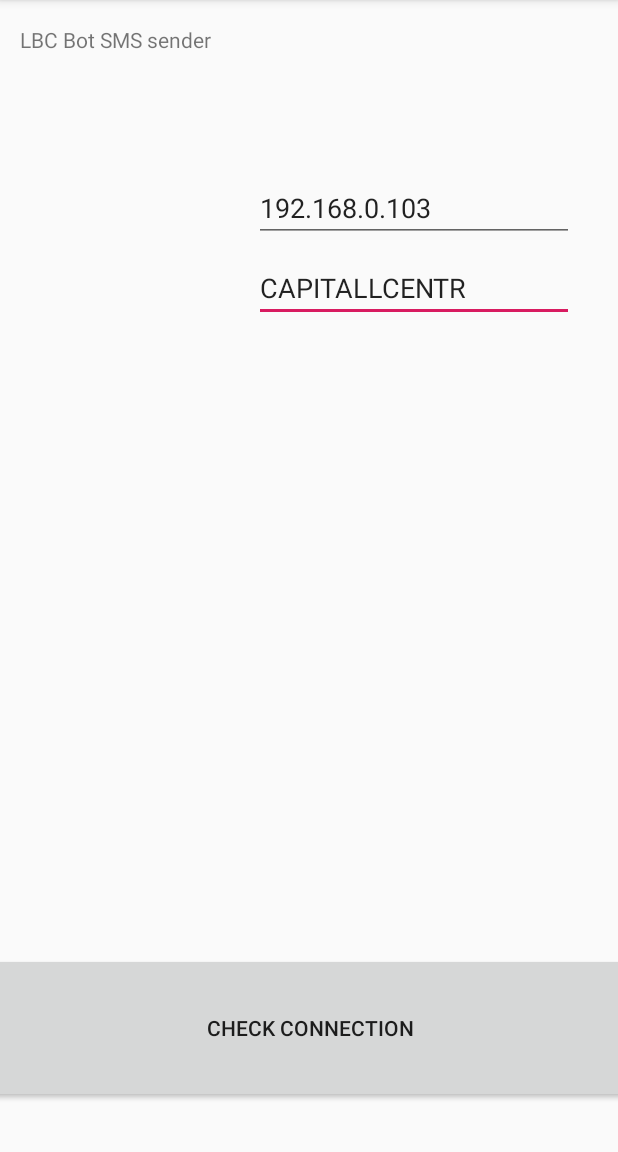
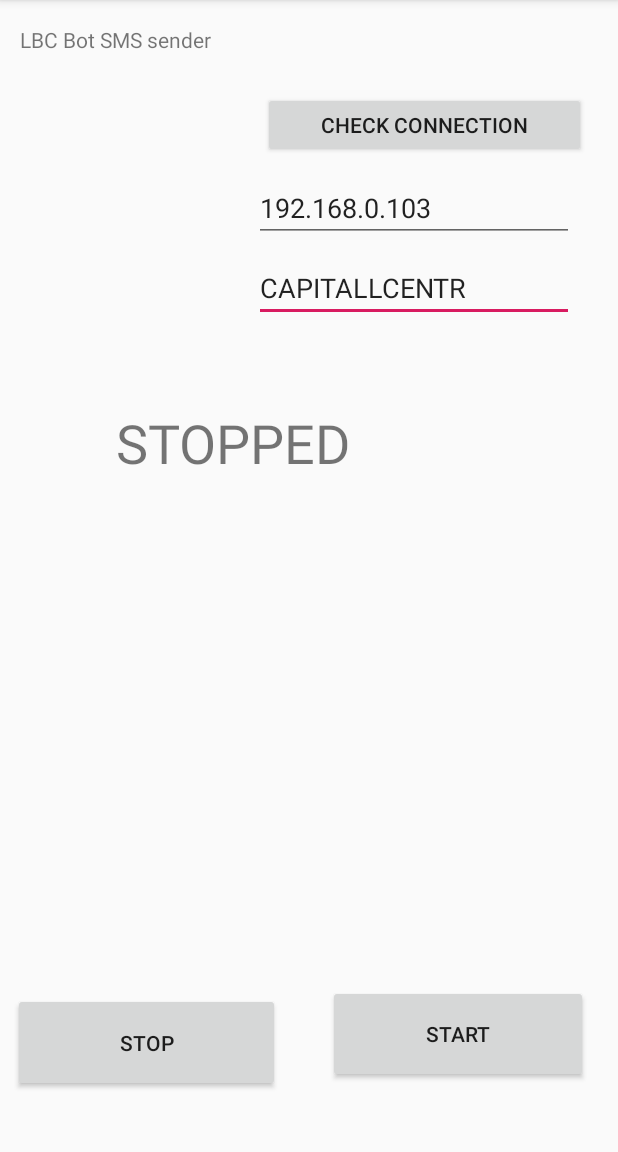
Before and after one commit to denbrown2003/Sms-Reader, an Android app: the screen it shows after launch (MainActivity), after a tap on "CHECK CONNECTION", on a phone screen of 412 x 824 dp, the part 84-1236 px from its top. Run offline under Robolectric (Android 15) with nearby library versions, the phone set to English and light mode, and no system bars; libraries missing offline, so code that uses them is left out: com.apptakk.http_request; 1 statement that could not run was skipped.

Commit message:
cerate new methods

```diff
--- a/app/build.gradle
+++ b/app/build.gradle
@@ -28,4 +28,5 @@ dependencies {
     testImplementation 'junit:junit:4.12'
     androidTestImplementation 'androidx.test:runner:1.1.1'
     androidTestImplementation 'androidx.test.espresso:espresso-core:3.1.1'
+    implementation 'com.google.android.material:material:1.0.0'
 }
--- a/app/src/main/java/com/example/myapplication/MainActivity.java
+++ b/app/src/main/java/com/example/myapplication/MainActivity.java
@@ -11,6 +11,7 @@ import android.telephony.SmsMessage;
 import android.util.Log;
 import android.view.View;
 import android.widget.EditText;
+import android.widget.TextView;
 import android.widget.Toast;
 import androidx.appcompat.app.AppCompatActivity;
 import androidx.core.app.ActivityCompat;
@@ -28,15 +29,12 @@ import java.util.concurrent.TimeUnit;
 
 
 
+
 class NewThread implements Runnable{
     public void run(){
         while(true) {
 
-
-
             System.out.println("thread is running...");
-
-
 
             try {
                 TimeUnit.SECONDS.sleep(10); }
@@ -44,6 +42,7 @@ class NewThread implements Runnable{
                 Thread.currentThread().interrupt(); }
         }
     }
+
 }
 
 public class MainActivity extends AppCompatActivity {
@@ -59,6 +58,9 @@ public class MainActivity extends AppCompatActivity {
     BufferedReader bufferedReader;
     Handler handler = new Handler();
     String message_from_server;
+    Thread checker;
+
+
 
 
     public static Object[] add(Object[] arr, Object... elements){
@@ -162,7 +164,7 @@ public class MainActivity extends AppCompatActivity {
                         Object[] objArr = add(sms_arr, text);
                         sms_arr = objArr;
                         Log.i("log", text);
-                        SendSocket(text);
+                        SendSocket(text, 4444);
 
                     }
                 }
@@ -176,27 +178,72 @@ public class MainActivity extends AppCompatActivity {
     }
 
     public void onMyButtonClick(View view) {
-        SendSocket("Connect OK");
+        SendSocket("Connect OK", 4444);
         Toast.makeText(this, "fffff", Toast.LENGTH_SHORT).show();
-        NewThread thread_1 = new NewThread();
-        Thread t1 =new Thread(thread_1);
-        t1.start();
+
     }
 
-    public void SendSocket(final String text){
+    public void StartButton(View view) {
+        System.out.println("Button start");
+        SendSocket("start", 4443);
+
+        try { TimeUnit.SECONDS.sleep(2); }
+        catch (
+            InterruptedException ex) {
+            Thread.currentThread().interrupt(); }
+
+        Runnable cmd_sender = new Runnable() {
+            @Override
+            public void run(){
+                while (true) {
+                     while(!Thread.currentThread().isInterrupted()) {
+
+                        System.out.println("thread is running...");
+                        SendSocket("check", 4443);
+
+                        try {
+                            TimeUnit.SECONDS.sleep(10);
+                        } catch (InterruptedException ex) {
+                            Thread.currentThread().interrupt();
+                        }
+                    }
+                }
+        }};
+
+
+        checker = new Thread(cmd_sender);
+        checker.start();
+
+        TextView status = (TextView) findViewById(R.id.textView2);
+        status.setText("Running");
+
+    }
+
+    public void StopButton(View view) {
+        System.out.println("Button stop");
+        SendSocket("stop", 4443);
+        checker.interrupt();
+        TextView status = (TextView) findViewById(R.id.textView2);
+        status.setText("Stopped");
+
+    }
+
+
+    public void SendSocket(final String text, final int port){
         Runnable runnable = new Runnable() {
             @Override
             public void run() {
                 try{
                     System.out.println(Arrays.toString(sms_arr));
 
-                    final EditText edit =  (EditText) findViewById(R.id.editText);
-                    String host = (String) edit.getText().toString();
+                    final EditText edit = findViewById(R.id.editText);
+                    String host = edit.getText().toString();
 
-                    final EditText edit2 =  (EditText) findViewById(R.id.editText2);
-                    String username = (String) edit2.getText().toString();
+                    final EditText edit2 =  findViewById(R.id.editText2);
+                    String username = edit2.getText().toString();
 
-                    s = new Socket(host , 4444);
+                    s = new Socket(host , port);
+
                     dos = new DataOutputStream(s.getOutputStream());
 
                     String message = "us:"+username+";"+text+";end#";
@@ -204,18 +251,22 @@ public class MainActivity extends AppCompatActivity {
                     dos.writeUTF(message);
 
                     dis = new DataInputStream(s.getInputStream());
+
                     message_from_server = dis.readUTF();
+
 
                     handler.post(new Runnable() {
                         @Override
                         public void run() {
                             Toast.makeText(getApplicationContext(),"msg"+message_from_server, Toast.LENGTH_SHORT).show();
+
                         }
                     });
 
-
                     dos.close();
                     s.close();
+
+
 
                 }catch (IOException e){
                     e.printStackTrace();
@@ -235,6 +286,7 @@ public class MainActivity extends AppCompatActivity {
 
             }};
 
+
         Thread thread = new Thread(runnable);
         thread.start(); }
 
--- a/app/src/main/res/layout/activity_main.xml
+++ b/app/src/main/res/layout/activity_main.xml
@@ -8,15 +8,16 @@
 
     <Button
         android:id="@+id/Button1"
-        android:layout_width="700px"
-        android:layout_height="150px"
+        android:layout_width="215dp"
+        android:layout_height="44dp"
         android:onClick="onMyButtonClick"
         android:text="Check connection"
         app:layout_constraintBottom_toBottomOf="parent"
+        app:layout_constraintHorizontal_bias="0.892"
         app:layout_constraintLeft_toLeftOf="parent"
         app:layout_constraintRight_toRightOf="parent"
         app:layout_constraintTop_toTopOf="parent"
-        app:layout_constraintVertical_bias="0.951" />
+        app:layout_constraintVertical_bias="0.085" />
 
     <TextView
         android:id="@+id/textView"
@@ -47,11 +48,65 @@
         android:id="@+id/editText"
         android:layout_width="wrap_content"
         android:layout_height="wrap_content"
+        android:layout_marginStart="169dp"
+        android:layout_marginLeft="169dp"
         android:layout_marginBottom="8dp"
         android:ems="10"
         android:inputType="textPersonName"
         android:text="192.168.0.103"
         app:layout_constraintBottom_toTopOf="@+id/editText2"
-        app:layout_constraintStart_toStartOf="@+id/editText2" />
+        app:layout_constraintStart_toStartOf="parent" />
+
+    <Button
+        android:id="@+id/button"
+        android:layout_width="173dp"
+        android:layout_height="65dp"
+        android:layout_marginStart="16dp"
+        android:layout_marginLeft="16dp"
+        android:layout_marginTop="424dp"
+        android:layout_marginEnd="28dp"
+        android:layout_marginRight="28dp"
+        android:layout_marginBottom="28dp"
+        android:onClick="StartButton"
+        android:text="Start"
+        app:layout_constraintBottom_toBottomOf="parent"
+        app:layout_constraintEnd_toEndOf="parent"
+        app:layout_constraintStart_toEndOf="@+id/button2"
+        app:layout_constraintTop_toBottomOf="@+id/editText2" />
+
+    <Button
+        android:id="@+id/button2"
+        android:layout_width="178dp"
+        android:layout_height="66dp"
+        android:layout_marginStart="16dp"
+        android:layout_marginLeft="16dp"
+        android:layout_marginTop="331dp"
+        android:layout_marginEnd="16dp"
+        android:layout_marginRight="16dp"
+        android:layout_marginBottom="28dp"
+        android:onClick="StopButton"
+        android:text="Stop"
+        app:layout_constraintBottom_toBottomOf="parent"
+        app:layout_constraintEnd_toStartOf="@+id/button"
+        app:layout_constraintStart_toStartOf="parent"
+        app:layout_constraintTop_toBottomOf="@+id/textView2" />
+
+    <TextView
+        android:id="@+id/textView2"
+        android:layout_width="245dp"
+        android:layout_height="48dp"
+        android:layout_marginStart="77dp"
+        android:layout_marginLeft="77dp"
+        android:layout_marginTop="44dp"
+        android:layout_marginEnd="90dp"
+        android:layout_marginRight="90dp"
+        android:text="Stopped"
+        android:textAllCaps="true"
+        android:textIsSelectable="false"
+        android:textSize="36sp"
+        app:layout_constraintBottom_toTopOf="@+id/button2"
+        app:layout_constraintEnd_toEndOf="parent"
+        app:layout_constraintStart_toStartOf="parent"
+        app:layout_constraintTop_toBottomOf="@+id/editText2" />
 
 </androidx.constraintlayout.widget.ConstraintLayout>
```
